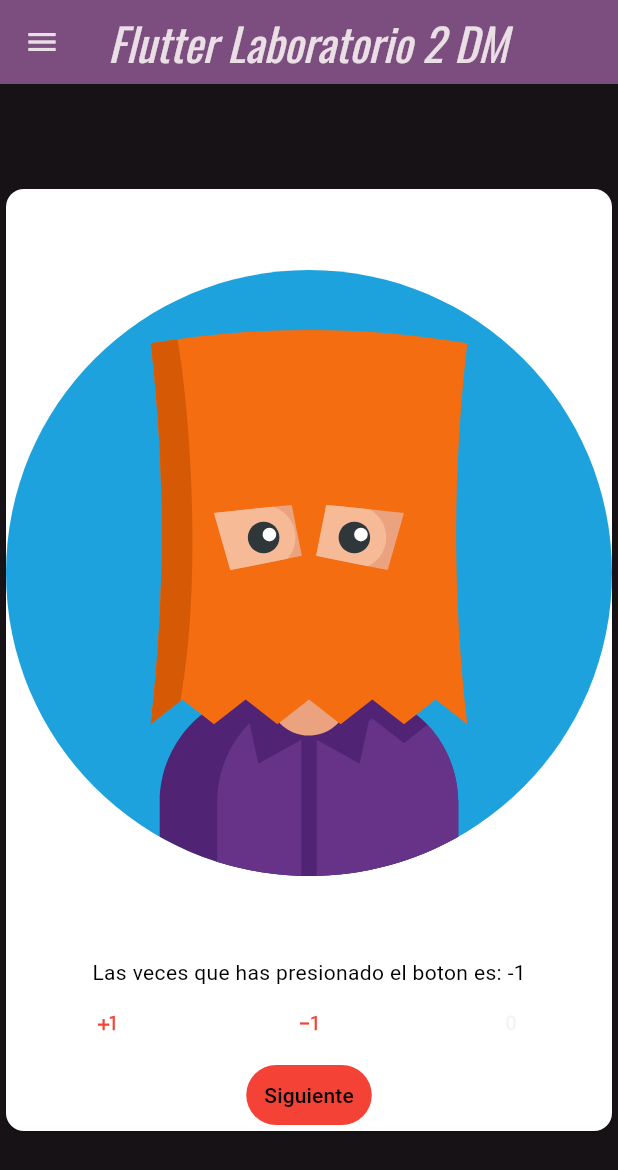
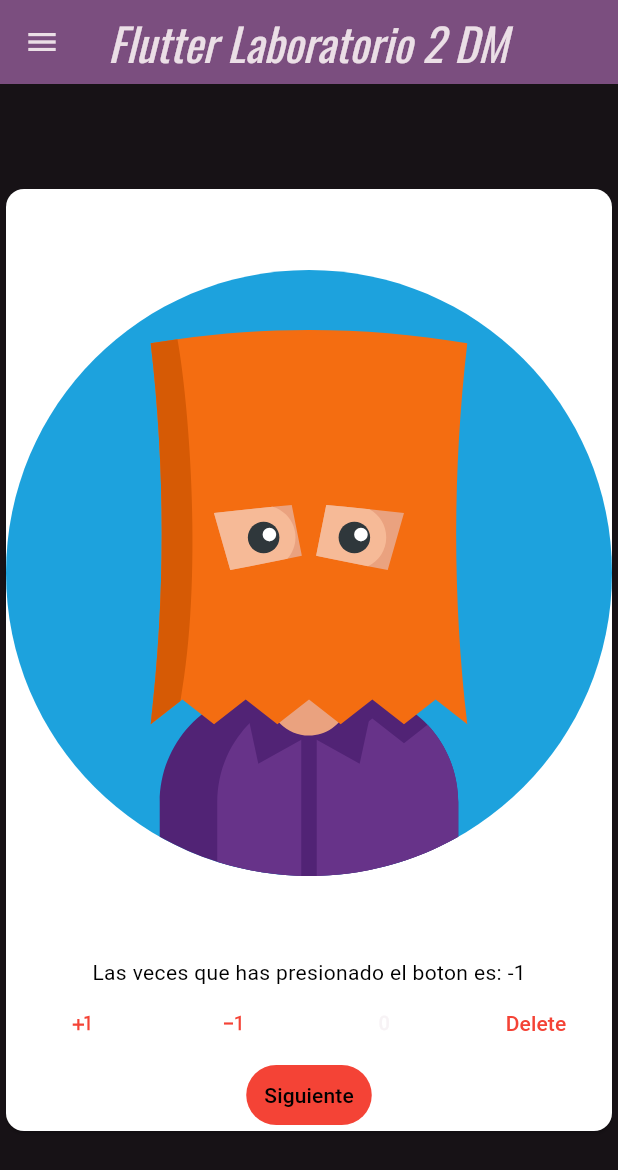
Before and after one commit to IchiroCTG/3479A321_2021479014, a Flutter app: the screen it shows after launch, after a tap on the "exposure minus 1" icon, on a phone screen of 412 x 824 dp. Shown: the top 1170 px of the screen. Run offline on Flutter 3.47's test engine with Material 3 defaults, Android fonts, the phone set to English and light mode, and no system bars; our stand-ins replace flutter_svg, google_fonts, logger, shared_preferences, sqflite; accounts and stored records are empty.

Commit message:
Arreglando problemas de lab 7

```diff
--- a/lib/pages/myhomepage.dart
+++ b/lib/pages/myhomepage.dart
@@ -3,6 +3,7 @@ import 'package:application_laboratorio3/pages/aboutPage.dart';
 import 'package:application_laboratorio3/pages/activityPage.dart';
 import 'package:application_laboratorio3/pages/listContent_page.dart';
 import 'package:application_laboratorio3/pages/preferencePage.dart';
+import 'package:application_laboratorio3/services/dataBaseHelper.dart';
 import 'package:flutter/material.dart';
 import 'package:shared_preferences/shared_preferences.dart';
 import 'package:flutter_svg/flutter_svg.dart';
@@ -27,11 +28,12 @@ class MyHomePage extends StatefulWidget {
 const String rutaIcon1 = 'Assets/Icons/person_ckbul61rtesg.svg' ;
 
 class _MyHomePageState extends State<MyHomePage> {
+  final DatabaseHelper _dbHelper = DatabaseHelper(); //Instancia de la clase DatabaseHelper
   int _counter = 0;
   bool _isResetEnabled= false;
   var logger = Logger(printer: PrettyPrinter());
 
-    Future<void> _loadPreference() async {
+  Future<void> _loadPreference() async {
     final prefs = await SharedPreferences.getInstance();
     setState(() {
       _isResetEnabled = prefs.getBool('isResetEnabled') ?? false;
@@ -95,9 +97,10 @@ class _MyHomePageState extends State<MyHomePage> {
           semanticsLabel:'Person1');
 
     var persistentFooterButtons = [
-        TextButton(onPressed: _incrementCounter, child: Icon(Icons.plus_one),style: TextButton.styleFrom(foregroundColor: Colors.red),), //Boton de incrementar
+        TextButton(onPressed: _incrementCounter, child: Icon(Icons.plus_one),style: TextButton.styleFrom(foregroundColor: Colors.red)), //Boton de incrementar
         TextButton(onPressed: _decrementCounter, child: Icon(Icons.exposure_minus_1),style: TextButton.styleFrom(foregroundColor: Colors.red)), //Boton de incrementar
-        TextButton(onPressed: _isResetEnabled?(){ _resetCounter();}:null, child: Icon(Icons.exposure_zero),style: TextButton.styleFrom(foregroundColor: Colors.red, )) //Boton de incrementar
+        TextButton(onPressed: _isResetEnabled?(){ _resetCounter();}:null, child: Icon(Icons.exposure_zero),style: TextButton.styleFrom(foregroundColor: Colors.red)),
+        TextButton(onPressed:() async{await _dbHelper.deleteDatabaseFile();}, child: Text("Delete"),style: TextButton.styleFrom(foregroundColor: Colors.red)),
       ];
     var card = Card(
       clipBehavior: Clip.hardEdge,
--- a/lib/services/dataBaseHelper.dart
+++ b/lib/services/dataBaseHelper.dart
@@ -1,6 +1,7 @@
 import 'package:application_laboratorio3/entities/Actividad.dart';
 import 'package:path/path.dart';
 import 'package:sqflite/sqflite.dart';
+import 'dart:io';
 
 
 class DatabaseHelper {
@@ -10,7 +11,12 @@ class DatabaseHelper {
     _database ??= await initializeDatabase();
     return _database!;
   }
-
+  Future<void> deleteDatabaseFile() async {
+    final path = join(await getDatabasesPath(), 'actividad.db');
+    if (await databaseExists(path)) {
+      await deleteDatabase(path);
+    }
+  }
   Future<Database> initializeDatabase() async {
     final path = join(await getDatabasesPath(), 'actividad.db');
     return openDatabase(
@@ -20,7 +26,7 @@ class DatabaseHelper {
         await db.execute('''
           CREATE TABLE actividades(
             id INTEGER PRIMARY KEY AUTOINCREMENT,
-            nombre TEXT,
+            Nombre TEXT,
             fecha TEXT
           )
         ''');
```
Also changed, not shown: lib/entities/Actividad.dart (+7 -4 lines), lib/pages/activityPage.dart (+3 -4 lines).
